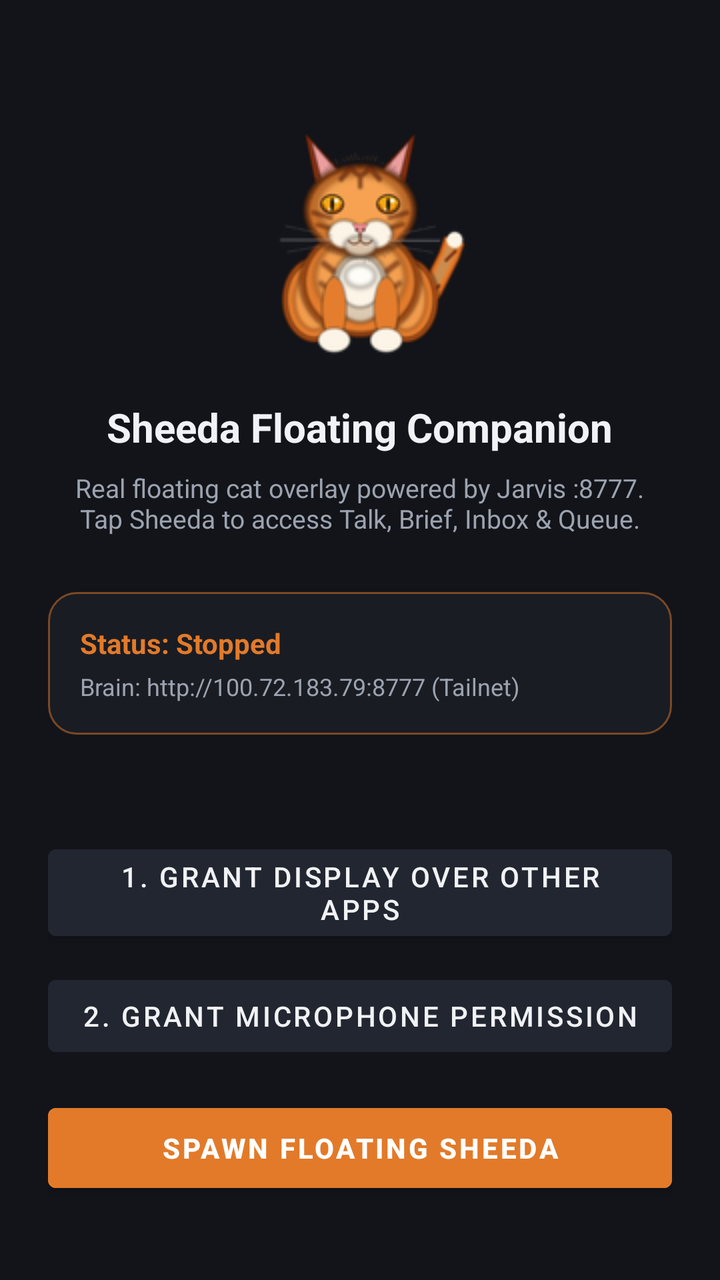
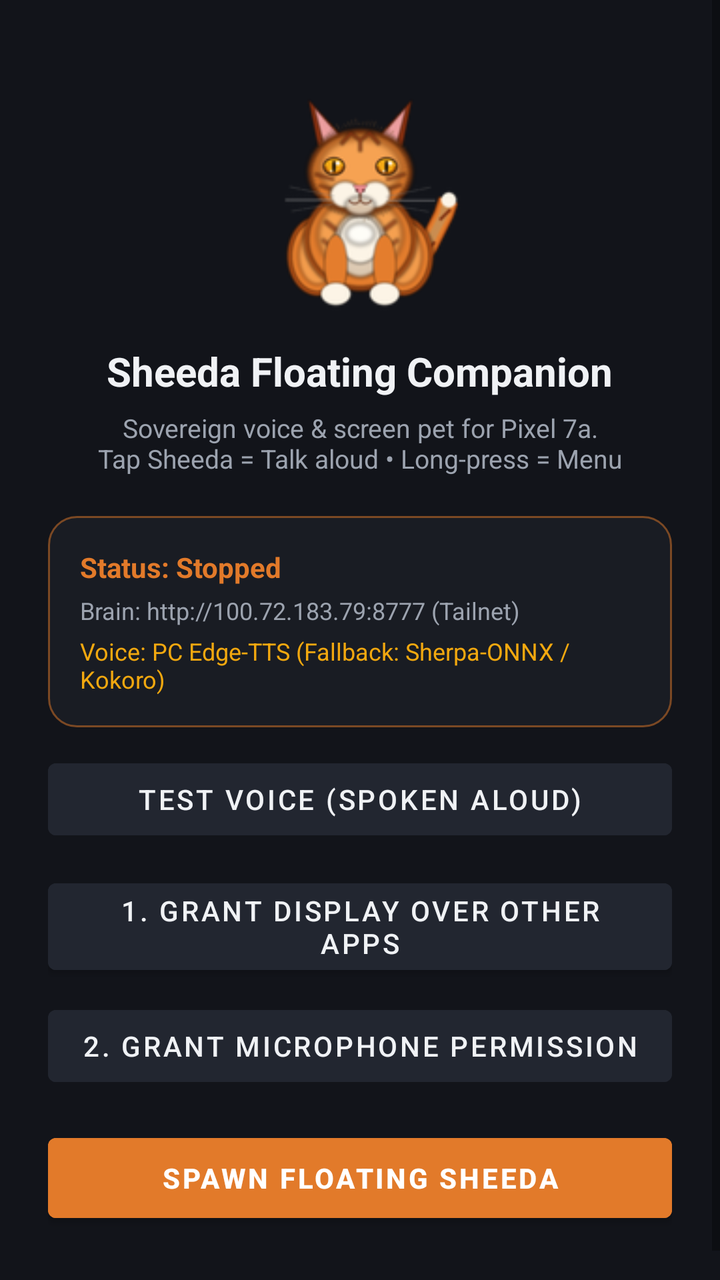

An Android layout rendered at two revisions. The XML below is the earlier revision; the diff shows what the commit changed to produce the second picture.
<!-- AndroidManifest.xml: application theme Theme.Sheeda -->
<!-- res/layout/activity_main.xml -->
<?xml version="1.0" encoding="utf-8"?>
<LinearLayout xmlns:android="http://schemas.android.com/apk/res/android"
    android:layout_width="match_parent"
    android:layout_height="match_parent"
    android:background="@color/bg_dark"
    android:gravity="center_horizontal"
    android:orientation="vertical"
    android:padding="24dp">

    
    <ImageView
        android:layout_width="128dp"
        android:layout_height="128dp"
        android:layout_marginTop="32dp"
        android:src="@drawable/sheeda_stand_0" />

    
    <TextView
        android:layout_width="wrap_content"
        android:layout_height="wrap_content"
        android:layout_marginTop="16dp"
        android:text="Sheeda Floating Companion"
        android:textColor="@color/text_primary"
        android:textSize="20sp"
        android:textStyle="bold" />

    <TextView
        android:layout_width="wrap_content"
        android:layout_height="wrap_content"
        android:layout_marginTop="8dp"
        android:gravity="center"
        android:text="Real floating cat overlay powered by Jarvis :8777.\nTap Sheeda to access Talk, Brief, Inbox &amp; Queue."
        android:textColor="@color/text_secondary"
        android:textSize="13sp" />

    
    <LinearLayout
        android:layout_width="match_parent"
        android:layout_height="wrap_content"
        android:layout_marginTop="28dp"
        android:background="@drawable/sheeda_bubble_bg"
        android:orientation="vertical"
        android:padding="16dp">

        <TextView
            android:id="@+id/tv_service_status"
            android:layout_width="wrap_content"
            android:layout_height="wrap_content"
            android:text="Status: Stopped"
            android:textColor="@color/sheeda_orange"
            android:textSize="14sp"
            android:textStyle="bold" />

        <TextView
            android:id="@+id/tv_tailnet_status"
            android:layout_width="wrap_content"
            android:layout_height="wrap_content"
            android:layout_marginTop="4dp"
            android:text="Brain: http://100.72.183.79:8777 (Tailnet)"
            android:textColor="@color/text_secondary"
            android:textSize="12sp" />

    </LinearLayout>

    <View
        android:layout_width="match_parent"
        android:layout_height="0dp"
        android:layout_weight="1" />

    
    <Button
        android:id="@+id/btn_overlay_perm"
        android:layout_width="match_parent"
        android:layout_height="wrap_content"
        android:layout_marginBottom="10dp"
        android:backgroundTint="@color/bg_card"
        android:text="1. Grant Display Over Other Apps"
        android:textColor="@color/text_primary" />

    <Button
        android:id="@+id/btn_mic_perm"
        android:layout_width="match_parent"
        android:layout_height="wrap_content"
        android:layout_marginBottom="16dp"
        android:backgroundTint="@color/bg_card"
        android:text="2. Grant Microphone Permission"
        android:textColor="@color/text_primary" />

    
    <Button
        android:id="@+id/btn_toggle_sheeda"
        android:layout_width="match_parent"
        android:layout_height="52dp"
        android:layout_marginBottom="16dp"
        android:backgroundTint="@color/sheeda_orange"
        android:text="Spawn Floating Sheeda"
        android:textColor="#FFFFFF"
        android:textStyle="bold" />

</LinearLayout>
<!-- resources referenced by this layout -->
<resources>
  <color name="bg_card">#222630</color>
  <color name="bg_dark">#12141A</color>
  <color name="sheeda_orange">#E27A2A</color>
  <color name="text_primary">#F0F2F5</color>
  <color name="text_secondary">#9CA3AF</color>
  <!-- drawable sheeda_bubble_bg (drawable) -->
  <?xml version="1.0" encoding="utf-8"?>
  <shape xmlns:android="http://schemas.android.com/apk/res/android"
      android:shape="rectangle">
      <solid android:color="#E61A1D24" />
      <corners android:radius="14dp" />
      <stroke android:width="1dp" android:color="#80E27A2A" />
  </shape>
  <!-- drawable sheeda_stand_0: png bitmap (drawable, 18003 bytes) -->
  <style name="Theme.Sheeda" parent="Theme.MaterialComponents.DayNight.NoActionBar">
          <item name="colorPrimary">@color/sheeda_orange</item>
          <item name="colorPrimaryVariant">@color/sheeda_orange_dark</item>
          <item name="colorOnPrimary">#FFFFFF</item>
          <item name="android:windowBackground">@color/bg_dark</item>
      </style>
  <color name="sheeda_orange_dark">#B85212</color>
</resources>

<!-- the commit's change to res/layout/activity_main.xml (unified diff, before → after) -->
@@ -1,100 +1,120 @@
 <?xml version="1.0" encoding="utf-8"?>
-<LinearLayout xmlns:android="http://schemas.android.com/apk/res/android"
+<ScrollView xmlns:android="http://schemas.android.com/apk/res/android"
     android:layout_width="match_parent"
     android:layout_height="match_parent"
-    android:background="@color/bg_dark"
-    android:gravity="center_horizontal"
-    android:orientation="vertical"
-    android:padding="24dp">
+    android:background="@color/bg_dark">
 
-    
-    <ImageView
-        android:layout_width="128dp"
-        android:layout_height="128dp"
-        android:layout_marginTop="32dp"
-        android:src="@drawable/sheeda_stand_0" />
-
-    
-    <TextView
-        android:layout_width="wrap_content"
-        android:layout_height="wrap_content"
-        android:layout_marginTop="16dp"
-        android:text="Sheeda Floating Companion"
-        android:textColor="@color/text_primary"
-        android:textSize="20sp"
-        android:textStyle="bold" />
-
-    <TextView
-        android:layout_width="wrap_content"
-        android:layout_height="wrap_content"
-        android:layout_marginTop="8dp"
-        android:gravity="center"
-        android:text="Real floating cat overlay powered by Jarvis :8777.\nTap Sheeda to access Talk, Brief, Inbox &amp; Queue."
-        android:textColor="@color/text_secondary"
-        android:textSize="13sp" />
-
-    
     <LinearLayout
         android:layout_width="match_parent"
         android:layout_height="wrap_content"
-        android:layout_marginTop="28dp"
-        android:background="@drawable/sheeda_bubble_bg"
+        android:gravity="center_horizontal"
         android:orientation="vertical"
-        android:padding="16dp">
+        android:padding="24dp">
 
+        
+        <ImageView
+            android:layout_width="120dp"
+            android:layout_height="120dp"
+            android:layout_marginTop="16dp"
+            android:src="@drawable/sheeda_stand_0" />
+
+        
         <TextView
-            android:id="@+id/tv_service_status"
             android:layout_width="wrap_content"
             android:layout_height="wrap_content"
-            android:text="Status: Stopped"
-            android:textColor="@color/sheeda_orange"
-            android:textSize="14sp"
+            android:layout_marginTop="12dp"
+            android:text="Sheeda Floating Companion"
+            android:textColor="@color/text_primary"
+            android:textSize="20sp"
             android:textStyle="bold" />
 
         <TextView
-            android:id="@+id/tv_tailnet_status"
             android:layout_width="wrap_content"
             android:layout_height="wrap_content"
-            android:layout_marginTop="4dp"
-            android:text="Brain: http://100.72.183.79:8777 (Tailnet)"
+            android:layout_marginTop="6dp"
+            android:gravity="center"
+            android:text="Sovereign voice &amp; screen pet for Pixel 7a.\nTap Sheeda = Talk aloud • Long-press = Menu"
             android:textColor="@color/text_secondary"
-            android:textSize="12sp" />
+            android:textSize="13sp" />
+
+        
+        <LinearLayout
+            android:layout_width="match_parent"
+            android:layout_height="wrap_content"
+            android:layout_marginTop="20dp"
+            android:background="@drawable/sheeda_bubble_bg"
+            android:orientation="vertical"
+            android:padding="16dp">
+
+            <TextView
+                android:id="@+id/tv_service_status"
+                android:layout_width="wrap_content"
+                android:layout_height="wrap_content"
+                android:text="Status: Stopped"
+                android:textColor="@color/sheeda_orange"
+                android:textSize="14sp"
+                android:textStyle="bold" />
+
+            <TextView
+                android:id="@+id/tv_tailnet_status"
+                android:layout_width="wrap_content"
+                android:layout_height="wrap_content"
+                android:layout_marginTop="4dp"
+                android:text="Brain: http://100.72.183.79:8777 (Tailnet)"
+                android:textColor="@color/text_secondary"
+                android:textSize="12sp" />
+
+            <TextView
+                android:id="@+id/tv_voice_engine_status"
+                android:layout_width="wrap_content"
+                android:layout_height="wrap_content"
+                android:layout_marginTop="4dp"
+                android:text="Voice: PC Edge-TTS (Fallback: Sherpa-ONNX / Kokoro)"
+                android:textColor="@color/sheeda_amber"
+                android:textSize="12sp" />
+
+        </LinearLayout>
+
+        
+        <Button
+            android:id="@+id/btn_test_voice"
+            android:layout_width="match_parent"
+            android:layout_height="wrap_content"
+            android:layout_marginTop="12dp"
+            android:backgroundTint="@color/bg_card"
+            android:text="Test Voice (Spoken Aloud)"
+            android:textColor="@color/text_primary" />
+
+        
+        <Button
+            android:id="@+id/btn_overlay_perm"
+            android:layout_width="match_parent"
+            android:layout_height="wrap_content"
+            android:layout_marginTop="12dp"
+            android:backgroundTint="@color/bg_card"
+            android:text="1. Grant Display Over Other Apps"
+            android:textColor="@color/text_primary" />
+
+        <Button
+            android:id="@+id/btn_mic_perm"
+            android:layout_width="match_parent"
+            android:layout_height="wrap_content"
+            android:layout_marginTop="8dp"
+            android:backgroundTint="@color/bg_card"
+            android:text="2. Grant Microphone Permission"
+            android:textColor="@color/text_primary" />
+
+        
+        <Button
+            android:id="@+id/btn_toggle_sheeda"
+            android:layout_width="match_parent"
+            android:layout_height="52dp"
+            android:layout_marginTop="16dp"
+            android:layout_marginBottom="16dp"
+            android:backgroundTint="@color/sheeda_orange"
+            android:text="Spawn Floating Sheeda"
+            android:textColor="#FFFFFF"
+            android:textStyle="bold" />
 
     </LinearLayout>
-
-    <View
-        android:layout_width="match_parent"
-        android:layout_height="0dp"
-        android:layout_weight="1" />
-
-    
-    <Button
-        android:id="@+id/btn_overlay_perm"
-        android:layout_width="match_parent"
-        android:layout_height="wrap_content"
-        android:layout_marginBottom="10dp"
-        android:backgroundTint="@color/bg_card"
-        android:text="1. Grant Display Over Other Apps"
-        android:textColor="@color/text_primary" />
-
-    <Button
-        android:id="@+id/btn_mic_perm"
-        android:layout_width="match_parent"
-        android:layout_height="wrap_content"
-        android:layout_marginBottom="16dp"
-        android:backgroundTint="@color/bg_card"
-        android:text="2. Grant Microphone Permission"
-        android:textColor="@color/text_primary" />
-
-    
-    <Button
-        android:id="@+id/btn_toggle_sheeda"
-        android:layout_width="match_parent"
-        android:layout_height="52dp"
-        android:layout_marginBottom="16dp"
-        android:backgroundTint="@color/sheeda_orange"
-        android:text="Spawn Floating Sheeda"
-        android:textColor="#FFFFFF"
-        android:textStyle="bold" />
-
-</LinearLayout>
+</ScrollView>
<!-- resource entries referenced after the edit -->
@@ -2,6 +2,7 @@
 <resources>
   <color name="bg_card">#222630</color>
   <color name="bg_dark">#12141A</color>
+  <color name="sheeda_amber">#F2A80F</color>
   <color name="sheeda_orange">#E27A2A</color>
   <color name="text_primary">#F0F2F5</color>
   <color name="text_secondary">#9CA3AF</color>
